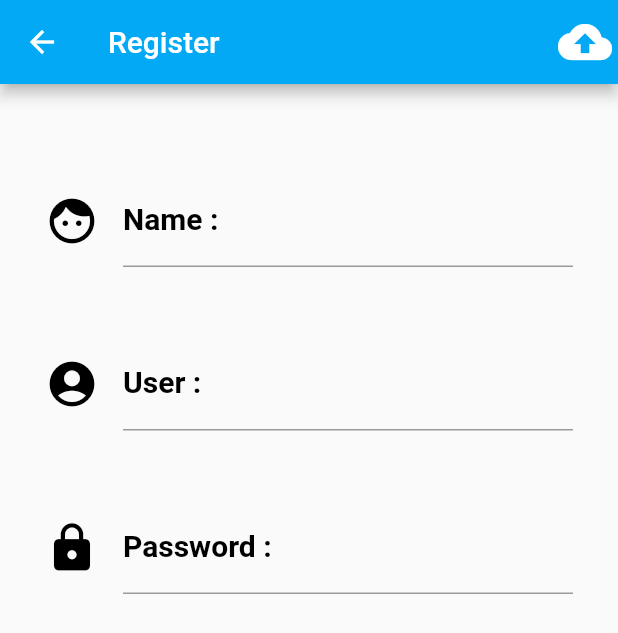
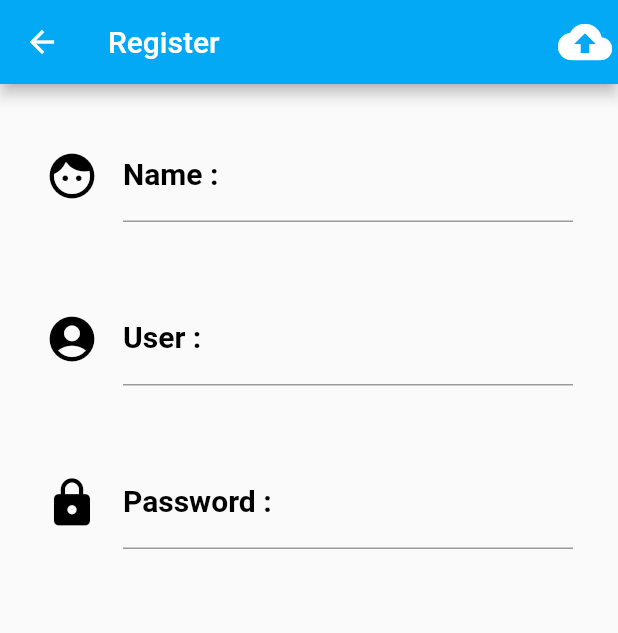
Before and after one commit to Shiratasa/put_foodthai, a Flutter app: the screen it shows after launch, after a tap on "Sign up", on a phone screen of 412 x 824 dp. Shown: the top 633 px of the screen. Run offline on Flutter 3.47's test engine with Material 2 defaults, Android fonts, the phone set to English and light mode, and no system bars.

Commit message:
Super update

```diff
--- a/lib/screens/authen.dart
+++ b/lib/screens/authen.dart
@@ -248,7 +248,7 @@ class _AuthenState extends State<Authen>
           ),
         ),
         alignment: Alignment.topCenter,
-        padding: EdgeInsets.only(top: 60.0, left: 30.0, right: 30.0),
+        padding: EdgeInsets.only(top: 30.0, left: 30.0, right: 30.0),
         child: Form
         (
           key: formKey,
--- a/lib/screens/register.dart
+++ b/lib/screens/register.dart
@@ -187,7 +187,7 @@ class _RegisterState extends State<Register>
       body: Container
       (
         alignment: Alignment.topCenter,
-        padding: EdgeInsets.only(top: 60.0, left: 30.0, right: 30.0),
+        padding: EdgeInsets.only(top: 30.0, left: 30.0, right: 30.0),
         child: Form
         (
           key: formKey,
```
